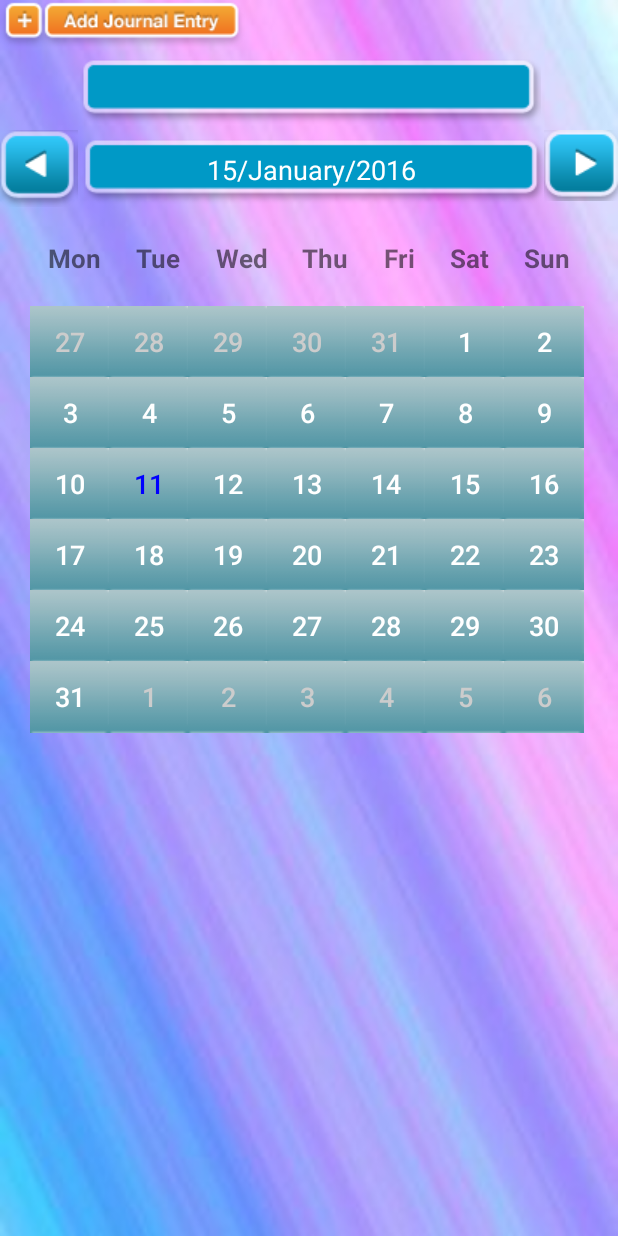
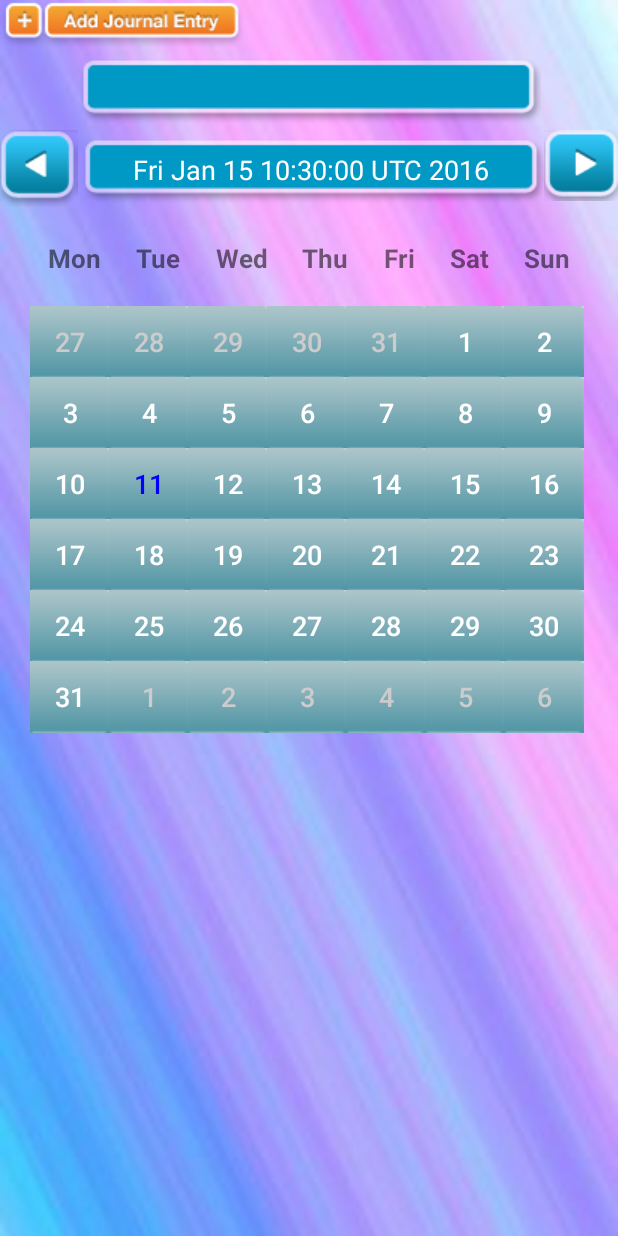
Before and after one commit to masterUNG/Solenda, an Android app: the screen it shows after launch (MainActivity), on a phone screen of 412 x 824 dp. Run offline under Robolectric (Android 15) with nearby library versions, the phone set to English and light mode, and no system bars.

```diff
--- a/app/src/main/java/rtc/amornrat/sirinrat/solendar/MainActivity.java
+++ b/app/src/main/java/rtc/amornrat/sirinrat/solendar/MainActivity.java
@@ -86,7 +86,7 @@ public class MainActivity extends Activity implements OnClickListener {
         Date currentDate = new Date();
         String strCurrentDate = myDateFormat.format(currentDate);
 
-        currentMonth.setText(strCurrentDate);
+        currentMonth.setText(_calendar.getTime().toString());
 
         nextMonth = (ImageView) this.findViewById(R.id.nextMonth);
         nextMonth.setOnClickListener(this);
--- a/build.gradle
+++ b/build.gradle
@@ -5,7 +5,7 @@ buildscript {
         jcenter()
     }
     dependencies {
-        classpath 'com.android.tools.build:gradle:2.0.0-alpha3'
+        classpath 'com.android.tools.build:gradle:2.0.0-alpha5'
 
         // NOTE: Do not place your application dependencies here; they belong
         // in the individual module build.gradle files
```
Also changed, not shown: gradle/wrapper/gradle-wrapper.properties.
